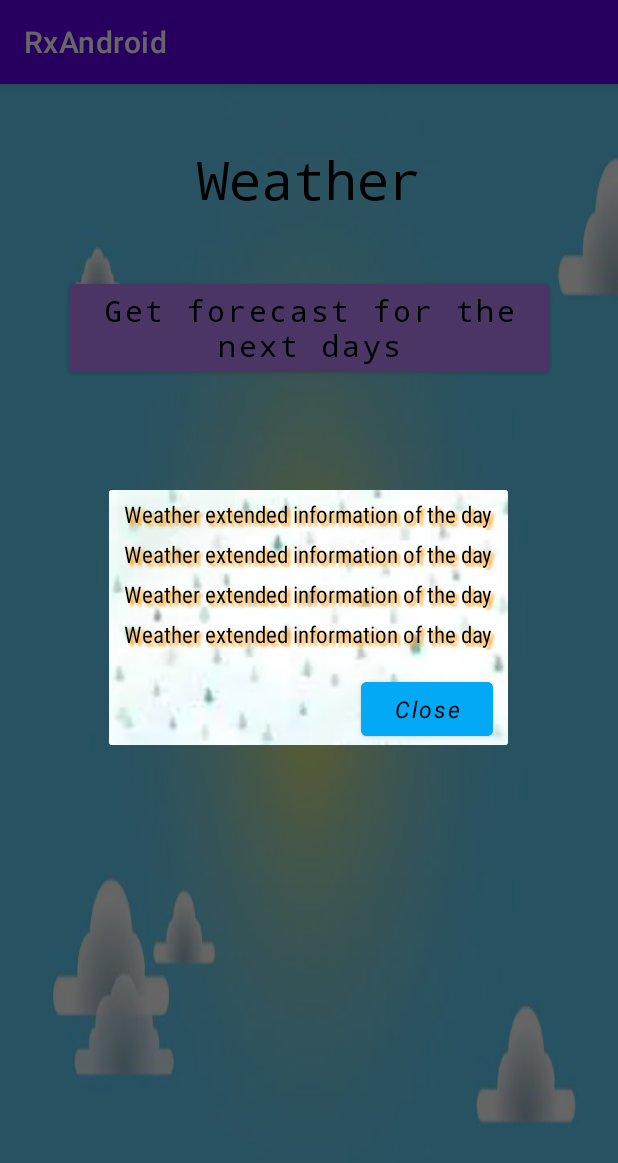
After one commit to ezequielsetzesglobant/RxAndroid, an Android app: the fragment ExtendedInformationFragment placed in its activity, on a phone screen of 412 x 824 dp. The commit adds this screen. Shown: the top 1163 px of the screen. Run offline under Robolectric (Android 15) with nearby library versions, the phone set to English and light mode, and no system bars; our stand-ins replace RxJava; network calls fail.

Commit message:
show extended data implemented
comments solved

fixes in views solved

```diff
--- a/app/src/main/java/com/example/rxandroid/activity/WeatherActivity.kt
+++ b/app/src/main/java/com/example/rxandroid/activity/WeatherActivity.kt
@@ -2,6 +2,7 @@ package com.example.rxandroid.activity
 
 import android.os.Bundle
 import androidx.appcompat.app.AppCompatActivity
+import com.example.rxandroid.adapter.WeatherAdapter
 import com.example.rxandroid.data.service.WeatherService
 import com.example.rxandroid.databinding.ActivityWeatherBinding
 import com.example.rxandroid.mvp.contract.WeatherContract
@@ -9,7 +10,7 @@ import com.example.rxandroid.mvp.model.WeatherModel
 import com.example.rxandroid.mvp.presenter.WeatherPresenter
 import com.example.rxandroid.mvp.view.WeatherView
 
-class WeatherActivity : AppCompatActivity() {
+class WeatherActivity : AppCompatActivity(), WeatherAdapter.OnWeatherListener {
 
     private lateinit var binding: ActivityWeatherBinding
     private lateinit var presenter: WeatherContract.WeatherPresenterContract
@@ -21,6 +22,10 @@ class WeatherActivity : AppCompatActivity() {
 
         presenter = WeatherPresenter(WeatherModel(WeatherService()), WeatherView(this, binding))
 
-        binding.buttonWeatherActivityIdForecast.setOnClickListener { presenter.getWeatherForecast() }
+        binding.buttonWeatherActivityIdForecast.setOnClickListener { presenter.getWeatherForecast(this) }
+    }
+
+    override fun onWeatherClick(position: Int) {
+        presenter.onRecyclerItemClicked(position)
     }
 }
--- a/app/src/main/java/com/example/rxandroid/domain/entity/DayEntity.kt
+++ b/app/src/main/java/com/example/rxandroid/domain/entity/DayEntity.kt
@@ -1,4 +1,6 @@
 package com.example.rxandroid.domain.entity
+
+import java.io.Serializable
 
 data class DayEntity(
     val dt: Int,
@@ -11,4 +13,4 @@ data class DayEntity(
     val rain: RainEntity,
     val sys: SysEntity,
     val dtTxt: String
-)
+) : Serializable
--- /dev/null
+++ b/app/src/main/java/com/example/rxandroid/fragment/ExtendedInformationFragment.kt
@@ -0,0 +1,56 @@
+package com.example.rxandroid.fragment
+
+import android.os.Bundle
+import android.view.LayoutInflater
+import android.view.View
+import android.view.ViewGroup
+import androidx.fragment.app.DialogFragment
+import com.example.rxandroid.R
+import com.example.rxandroid.databinding.FragmentExtendedInformationBinding
+import com.example.rxandroid.domain.entity.DayEntity
+import com.example.rxandroid.mvp.contract.ExtendedInformationContract
+import com.example.rxandroid.mvp.presenter.ExtendedInformationPresenter
+import com.example.rxandroid.mvp.view.ExtendedInformationView
+import java.io.Serializable
+
+class ExtendedInformationFragment : DialogFragment() {
+
+    private lateinit var binding: FragmentExtendedInformationBinding
+    private lateinit var presenter: ExtendedInformationContract.ExtendedInformationPresenterContract
+
+    override fun onCreateView(inflater: LayoutInflater, container: ViewGroup?, savedInstanceState: Bundle?): View {
+        binding = FragmentExtendedInformationBinding.inflate(inflater, container, false)
+        return binding.root
+    }
+
+    override fun onViewCreated(view: View, savedInstanceState: Bundle?) {
+        super.onViewCreated(view, savedInstanceState)
+        presenter = ExtendedInformationPresenter(ExtendedInformationView(this, binding))
+        arguments?.let { bundle ->
+            val dayEntity = bundle.getSerializable(DAY_ENTITY_KEY) as? DayEntity
+            with(binding) {
+                buttonFragmentClose.setOnClickListener { presenter.onCloseClicked() }
+                dayEntity?.let { day ->
+                    textViewFragmentWeatherMain.text =
+                        context?.getString(R.string.text_view_weather_main_message_fragment, day.weather.first().main)
+                    textViewFragmentHumidity.text =
+                        context?.getString(R.string.text_view_humidity_message_fragment, day.main.humidity.toString())
+                    textViewFragmentVisibility.text =
+                        context?.getString(R.string.text_view_visibility_message_fragment, day.visibility.toString())
+                    textViewFragmentWeatherDescription.text =
+                        context?.getString(R.string.text_view_weather_description_message_fragment, day.weather.first().description)
+                }
+            }
+        }
+    }
+
+    companion object {
+        private const val DAY_ENTITY_KEY = "DAY_ENTITY_KEY"
+
+        fun newInstance(dayEntity: DayEntity): ExtendedInformationFragment = ExtendedInformationFragment().apply {
+            arguments = Bundle().apply {
+                putSerializable(DAY_ENTITY_KEY, dayEntity as? Serializable)
+            }
+        }
+    }
+}
--- /dev/null
+++ b/app/src/main/java/com/example/rxandroid/mvp/contract/ExtendedInformationContract.kt
@@ -0,0 +1,12 @@
+package com.example.rxandroid.mvp.contract
+
+interface ExtendedInformationContract {
+
+    interface ExtendedInformationPresenterContract {
+        fun onCloseClicked()
+    }
+
+    interface ExtendedInformationViewContract {
+        fun closeFragment()
+    }
+}
--- a/app/src/main/java/com/example/rxandroid/mvp/contract/WeatherContract.kt
+++ b/app/src/main/java/com/example/rxandroid/mvp/contract/WeatherContract.kt
@@ -1,5 +1,6 @@
 package com.example.rxandroid.mvp.contract
 
+import com.example.rxandroid.adapter.WeatherAdapter
 import com.example.rxandroid.domain.entity.ForecastApiEntity
 import io.reactivex.rxjava3.core.Observable
 
@@ -10,10 +11,13 @@ interface WeatherContract {
     }
 
     interface WeatherPresenterContract {
-        fun getWeatherForecast()
+        fun getWeatherForecast(onWeatherListener: WeatherAdapter.OnWeatherListener)
+        fun onRecyclerItemClicked(position: Int)
     }
 
     interface WeatherViewContract {
-        fun showWeatherForecast(forecastApiEntity: ForecastApiEntity)
+        fun showWeatherForecast(forecastApiEntity: ForecastApiEntity, onWeatherListener: WeatherAdapter.OnWeatherListener)
+        fun showExtendedInformation(position: Int)
+        fun showProgressBar()
     }
 }
--- /dev/null
+++ b/app/src/main/java/com/example/rxandroid/mvp/presenter/ExtendedInformationPresenter.kt
@@ -0,0 +1,11 @@
+package com.example.rxandroid.mvp.presenter
+
+import com.example.rxandroid.mvp.contract.ExtendedInformationContract
+
+class ExtendedInformationPresenter(private val view: ExtendedInformationContract.ExtendedInformationViewContract) :
+    ExtendedInformationContract.ExtendedInformationPresenterContract {
+
+    override fun onCloseClicked() {
+        view.closeFragment()
+    }
+}
--- /dev/null
+++ b/app/src/main/java/com/example/rxandroid/mvp/view/ExtendedInformationView.kt
@@ -0,0 +1,14 @@
+package com.example.rxandroid.mvp.view
+
+import com.example.rxandroid.databinding.FragmentExtendedInformationBinding
+import com.example.rxandroid.fragment.ExtendedInformationFragment
+import com.example.rxandroid.mvp.contract.ExtendedInformationContract
+import com.example.rxandroid.mvp.view.base.FragmentView
+
+class ExtendedInformationView(fragment: ExtendedInformationFragment, private val binding: FragmentExtendedInformationBinding) :
+    FragmentView(fragment), ExtendedInformationContract.ExtendedInformationViewContract {
+
+    override fun closeFragment() {
+        (fragment as? ExtendedInformationFragment)?.dismiss()
+    }
+}
--- /dev/null
+++ b/app/src/main/java/com/example/rxandroid/mvp/view/base/FragmentView.kt
@@ -0,0 +1,12 @@
+package com.example.rxandroid.mvp.view.base
+
+import androidx.fragment.app.Fragment
+import java.lang.ref.WeakReference
+
+open class FragmentView(fragment: Fragment) {
+
+    private val fragmentRef: WeakReference<Fragment> = WeakReference(fragment)
+
+    val fragment: Fragment?
+        get() = fragmentRef.get()
+}
--- a/app/src/main/res/layout/activity_weather.xml
+++ b/app/src/main/res/layout/activity_weather.xml
@@ -34,4 +34,15 @@
         app:layout_constraintBottom_toBottomOf="parent"
         app:layout_constraintTop_toBottomOf="@id/button_weather_activity_id_forecast" />
 
+    <ProgressBar
+        android:id="@+id/progressBar_weather_activity_data_load"
+        style="?android:attr/progressBarStyle"
+        android:layout_width="wrap_content"
+        android:layout_height="wrap_content"
+        android:visibility="gone"
+        app:layout_constraintBottom_toBottomOf="parent"
+        app:layout_constraintEnd_toEndOf="parent"
+        app:layout_constraintStart_toStartOf="parent"
+        app:layout_constraintTop_toTopOf="parent" />
+
 </androidx.constraintlayout.widget.ConstraintLayout>
--- /dev/null
+++ b/app/src/main/res/layout/fragment_extended_information.xml
@@ -0,0 +1,59 @@
+<?xml version="1.0" encoding="utf-8"?>
+<androidx.constraintlayout.widget.ConstraintLayout xmlns:android="http://schemas.android.com/apk/res/android"
+    xmlns:app="http://schemas.android.com/apk/res-auto"
+    xmlns:tools="http://schemas.android.com/tools"
+    android:layout_width="match_parent"
+    android:layout_height="match_parent"
+    android:background="@drawable/background_fragment"
+    tools:context=".fragment.ExtendedInformationFragment">
+
+    <TextView
+        android:id="@+id/text_view_fragment_weather_main"
+        style="@style/TextViewFragmentStyle"
+        android:layout_width="wrap_content"
+        android:layout_height="wrap_content"
+        android:text="@string/text_view_fragment_text"
+        app:layout_constraintEnd_toEndOf="parent"
+        app:layout_constraintStart_toStartOf="parent"
+        app:layout_constraintTop_toTopOf="parent" />
+
+    <TextView
+        android:id="@+id/text_view_fragment_humidity"
+        style="@style/TextViewFragmentStyle"
+        android:layout_width="wrap_content"
+        android:layout_height="wrap_content"
+        android:text="@string/text_view_fragment_text"
+        app:layout_constraintEnd_toEndOf="parent"
+        app:layout_constraintStart_toStartOf="parent"
+        app:layout_constraintTop_toBottomOf="@id/text_view_fragment_weather_main" />
+
+    <TextView
+        android:id="@+id/text_view_fragment_visibility"
+        style="@style/TextViewFragmentStyle"
+        android:layout_width="wrap_content"
+        android:layout_height="wrap_content"
+        android:text="@string/text_view_fragment_text"
+        app:layout_constraintEnd_toEndOf="parent"
+        app:layout_constraintStart_toStartOf="parent"
+        app:layout_constraintTop_toBottomOf="@id/text_view_fragment_humidity" />
+
+    <TextView
+        android:id="@+id/text_view_fragment_weather_description"
+        style="@style/TextViewFragmentStyle"
+        android:layout_width="wrap_content"
+        android:layout_height="wrap_content"
+        android:text="@string/text_view_fragment_text"
+        app:layout_constraintEnd_toEndOf="parent"
+        app:layout_constraintStart_toStartOf="parent"
+        app:layout_constraintTop_toBottomOf="@id/text_view_fragment_visibility" />
+
+    <Button
+        android:id="@+id/button_fragment_close"
+        style="@style/ButtonFragmentStyle"
+        android:layout_width="wrap_content"
+        android:layout_height="wrap_content"
+        android:text="@string/button_fragment_close"
+        app:layout_constraintEnd_toEndOf="parent"
+        app:layout_constraintTop_toBottomOf="@+id/text_view_fragment_weather_description" />
+
+</androidx.constraintlayout.widget.ConstraintLayout>
--- a/app/src/main/res/values/dimens.xml
+++ b/app/src/main/res/values/dimens.xml
@@ -16,4 +16,15 @@
     <dimen name="image_view_item_recycler_view_width">60dp</dimen>
     <dimen name="image_view_item_recycler_view_height">60dp</dimen>
     <dimen name="image_view_item_recycler_view_margin_end">20dp</dimen>
+
+    <dimen name="text_view_fragment_text_size">15sp</dimen>
+    <dimen name="text_view_fragment_margin_end">5dp</dimen>
+    <dimen name="text_view_fragment_padding_horizontal">10dp</dimen>
+    <dimen name="text_view_fragment_shadow_dx">3</dimen>
+    <dimen name="text_view_fragment_shadow_dy">3</dimen>
+    <dimen name="text_view_fragment_shadow_radius">2</dimen>
+
+    <dimen name="button_fragment_text_size">15sp</dimen>
+    <dimen name="button_fragment_margin_top">15dp</dimen>
+    <dimen name="button_fragment_margin_end">10dp</dimen>
 </resources>
--- a/app/src/main/res/values/strings.xml
+++ b/app/src/main/res/values/strings.xml
@@ -8,7 +8,14 @@
     <string name="text_view_day_message_item_recycler_view">Day: %1$s</string>
     <string name="text_view_minimum_temperature_message_item_recycler_view">Minimum temperature: %1$s°C</string>
     <string name="text_view_maximum_temperature_message_item_recycler_view">Maximum temperature: %1$s°C</string>
-    <string name="text_view_clouds_message_item_recycler_view">Probability of clouds: %1$s %%</string>
-    <string name="text_view_wind_message_item_recycler_view">Speed of the wind: %1$s km/h</string>
+    <string name="text_view_clouds_message_item_recycler_view">Probability of clouds: %1$s%%</string>
+    <string name="text_view_wind_message_item_recycler_view">Speed of the wind: %1$skm/h</string>
     <string name="image_view_icon_message_item_recycler_view">http://openweathermap.org/img/wn/%1$s@2x.png</string>
+
+    <string name="text_view_fragment_text">Weather extended information of the day</string>
+    <string name="text_view_weather_main_message_fragment">Weather main: %1$s</string>
+    <string name="text_view_humidity_message_fragment">Humidity: %1$s%%</string>
+    <string name="text_view_visibility_message_fragment">Visibility: %1$s meters</string>
+    <string name="text_view_weather_description_message_fragment">Weather description: %1$s</string>
+    <string name="button_fragment_close">Close</string>
 </resources>
--- a/app/src/main/res/values/styles.xml
+++ b/app/src/main/res/values/styles.xml
@@ -36,4 +36,29 @@
     <style name="ImageViewItemRecyclerViewStyle" parent="TextAppearance.AppCompat.Display1">
         <item name="android:layout_marginEnd">@dimen/image_view_item_recycler_view_margin_end</item>
     </style>
+
+    <style name="TextViewFragmentStyle" parent="TextAppearance.AppCompat.Display1">
+        <item name="android:textStyle">normal</item>
+        <item name="android:fontFamily">sans-serif-condensed</item>
+        <item name="android:textColor">@color/black</item>
+        <item name="android:textSize">@dimen/text_view_fragment_text_size</item>
+        <item name="android:layout_marginTop">@dimen/text_view_fragment_margin_end</item>
+        <item name="android:paddingStart">@dimen/text_view_fragment_padding_horizontal</item>
+        <item name="android:paddingEnd">@dimen/text_view_fragment_padding_horizontal</item>
+        <item name="android:shadowColor">@color/orange</item>
+        <item name="android:shadowDx">@dimen/text_view_fragment_shadow_dx</item>
+        <item name="android:shadowDy">@dimen/text_view_fragment_shadow_dy</item>
+        <item name="android:shadowRadius">@dimen/text_view_fragment_shadow_radius</item>
+    </style>
+
+    <style name="ButtonFragmentStyle" parent="TextAppearance.AppCompat.Display1">
+        <item name="android:textStyle">italic</item>
+        <item name="android:textSize">@dimen/button_fragment_text_size</item>
+        <item name="android:textColor">@color/black</item>
+        <item name="android:layout_marginTop">@dimen/button_fragment_margin_top</item>
+        <item name="android:backgroundTint">@color/light_blue</item>
+        <item name="android:gravity">center</item>
+        <item name="android:textAllCaps">false</item>
+        <item name="android:layout_marginEnd">@dimen/button_fragment_margin_end</item>
+    </style>
 </resources>
```
Also changed, not shown: app/src/main/java/com/example/rxandroid/adapter/WeatherAdapter.kt (+28 -6 lines), app/src/main/java/com/example/rxandroid/mvp/presenter/WeatherPresenter.kt (+8 -2 lines), app/src/main/java/com/example/rxandroid/mvp/view/WeatherView.kt (+26 -2 lines), app/src/main/res/drawable/background_fragment.webp (added).
